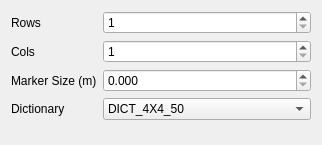
Old version of the form widget/src/aruco_target.ui in the repository ros-industrial/industrial_calibration.
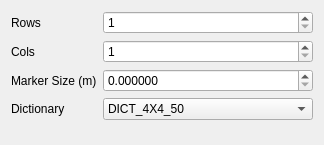
New version of the form.

The edit to the form file:
```diff
--- a/widget/src/aruco_target.ui
+++ b/widget/src/aruco_target.ui
@@ -6,7 +6,7 @@
    <rect>
     <x>0</x>
     <y>0</y>
-    <width>322</width>
+    <width>324</width>
     <height>145</height>
    </rect>
   </property>
@@ -52,7 +52,10 @@
    <item row="2" column="1">
     <widget class="QDoubleSpinBox" name="markerSizeDoubleSpinBox">
      <property name="decimals">
-      <number>3</number>
+      <number>6</number>
+     </property>
+     <property name="singleStep">
+      <double>0.010000000000000</double>
      </property>
     </widget>
    </item>
```
